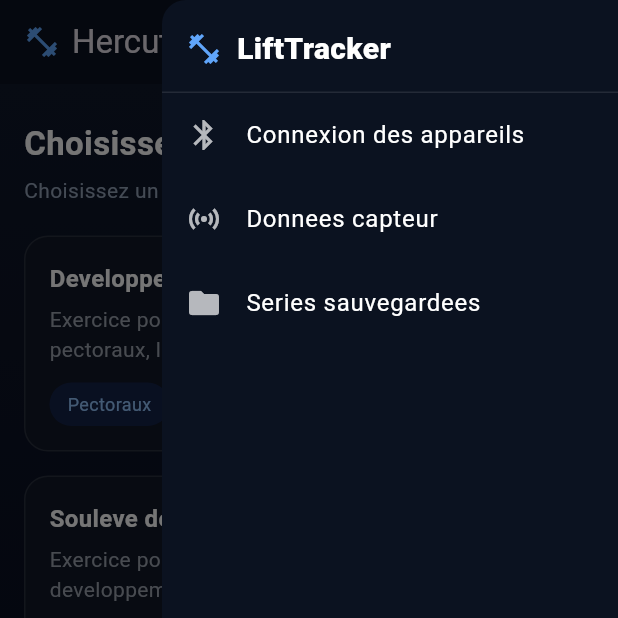
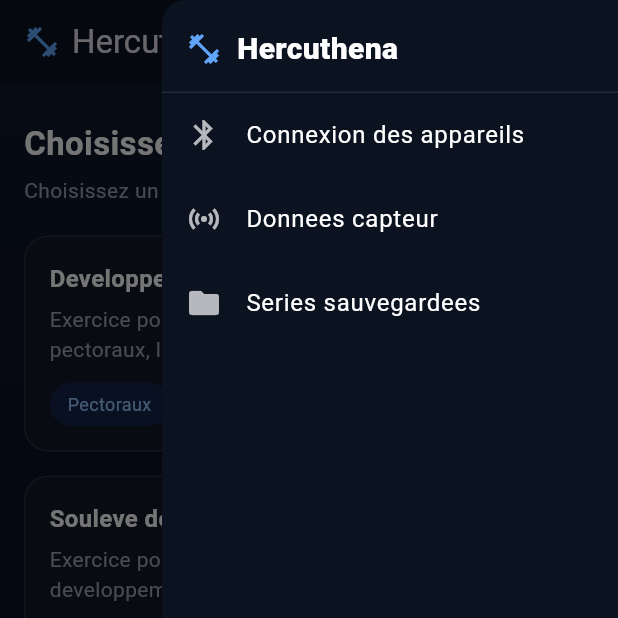
Before and after one commit to AntoineMethot/PFE, a Flutter app: the screen it shows after launch, with the side drawer open, on a phone screen of 412 x 824 dp, the top half of it. Run offline on Flutter 3.47's test engine with Material 3 defaults, Android fonts, the light colour scheme and no system bars; our stand-ins replace flutter_blue_plus.

Commit message:
feat: remove certain information

```diff
--- a/lib/widgets/app_menu_drawer.dart
+++ b/lib/widgets/app_menu_drawer.dart
@@ -27,7 +27,7 @@
                   Icon(Icons.fitness_center, color: Color(0xFF60A5FA)),
                   SizedBox(width: 10),
                   Text(
-                    'LiftTracker',
+                    'Hercuthena',
                     style: TextStyle(
                       color: Colors.white,
                       fontSize: 20,
```
Also changed, not shown: lib/screens/exercise_analysis_screen.dart (+8 -10 lines).
